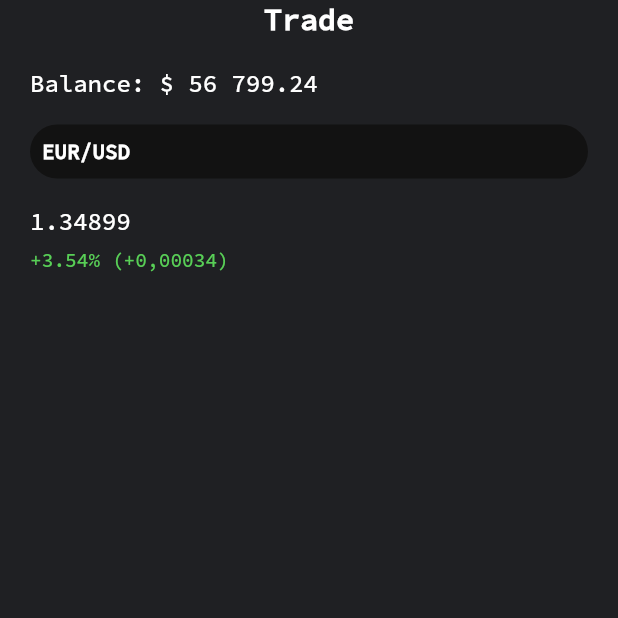
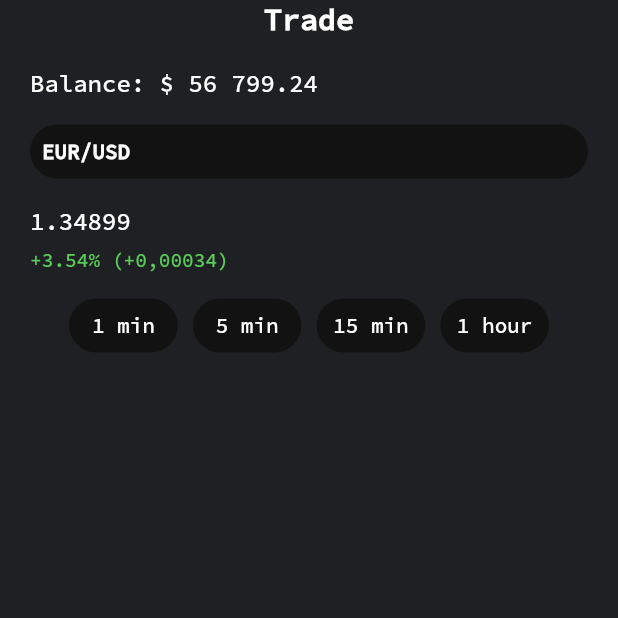
Before and after one commit to ilkarg/PocketOption, a Flutter app: the screen it shows after launch, on a phone screen of 412 x 824 dp, the top half of it. Run offline on Flutter 3.47's test engine with Material 2 defaults, Android fonts, the phone set to English and light mode, and no system bars.

Commit message:
Добавлены кнопки: 1 min, 5 min, 15 min и 1 hour

```diff
--- a/lib/main.dart
+++ b/lib/main.dart
@@ -118,6 +118,109 @@ class _MyHomePageState extends State<MyHomePage> {
                   )
                 )
               ]
+            ),
+            Padding(
+              padding: EdgeInsets.only(top: 12, left: 10, right: 10),
+              child: Wrap(
+                spacing: 10,
+                runSpacing: 10,
+                direction: Axis.horizontal,
+                crossAxisAlignment: WrapCrossAlignment.center,
+                children: [
+                  TextButton(
+                      child: Align(
+                          alignment: Alignment.center,
+                          child: Text(
+                              "1 min",
+                              style: TextStyle(
+                                  color: Color(0xFFffffff),
+                                  fontSize: 14,
+                                  fontWeight: FontWeight.w500
+                              )
+                          )
+                      ),
+                      style: ButtonStyle(
+                          backgroundColor: MaterialStateProperty.all<Color>(Color(0xFF121212)),
+                          fixedSize: MaterialStateProperty.all<Size>(Size(72.5, 32)),
+                          shape: MaterialStateProperty.resolveWith(
+                                  (states) => RoundedRectangleBorder(
+                                borderRadius: BorderRadius.circular(24),
+                              )
+                          )
+                      ),
+                      onPressed: () => debugPrint("Clicked!")
+                  ),
+                  TextButton(
+                      child: Align(
+                          alignment: Alignment.center,
+                          child: Text(
+                              "5 min",
+                              style: TextStyle(
+                                  color: Color(0xFFffffff),
+                                  fontSize: 14,
+                                  fontWeight: FontWeight.w500
+                              )
+                          )
+                      ),
+                      style: ButtonStyle(
+                          backgroundColor: MaterialStateProperty.all<Color>(Color(0xFF121212)),
+                          fixedSize: MaterialStateProperty.all<Size>(Size(72.5, 32)),
+                          shape: MaterialStateProperty.resolveWith(
+                                  (states) => RoundedRectangleBorder(
+                                borderRadius: BorderRadius.circular(24),
+                              )
+                          )
+                      ),
+                      onPressed: () => debugPrint("Clicked!")
+                  ),
+                  TextButton(
+                      child: Align(
+                          alignment: Alignment.center,
+                          child: Text(
+                              "15 min",
+                              style: TextStyle(
+                                  color: Color(0xFFffffff),
+                                  fontSize: 14,
+                                  fontWeight: FontWeight.w500
+                              )
+                          )
+                      ),
+                      style: ButtonStyle(
+                          backgroundColor: MaterialStateProperty.all<Color>(Color(0xFF121212)),
+                          fixedSize: MaterialStateProperty.all<Size>(Size(72.5, 32)),
+                          shape: MaterialStateProperty.resolveWith(
+                                  (states) => RoundedRectangleBorder(
+                                borderRadius: BorderRadius.circular(24),
+                              )
+                          )
+                      ),
+                      onPressed: () => debugPrint("Clicked!")
+                  ),
+                  TextButton(
+                      child: Align(
+                          alignment: Alignment.center,
+                          child: Text(
+                              "1 hour",
+                              style: TextStyle(
+                                  color: Color(0xFFffffff),
+                                  fontSize: 14,
+                                  fontWeight: FontWeight.w500
+                              )
+                          )
+                      ),
+                      style: ButtonStyle(
+                          backgroundColor: MaterialStateProperty.all<Color>(Color(0xFF121212)),
+                          fixedSize: MaterialStateProperty.all<Size>(Size(72.5, 32)),
+                          shape: MaterialStateProperty.resolveWith(
+                                  (states) => RoundedRectangleBorder(
+                                borderRadius: BorderRadius.circular(24),
+                              )
+                          )
+                      ),
+                      onPressed: () => debugPrint("Clicked!")
+                  )
+                ],
+              )
             )
           ],
         )
```
